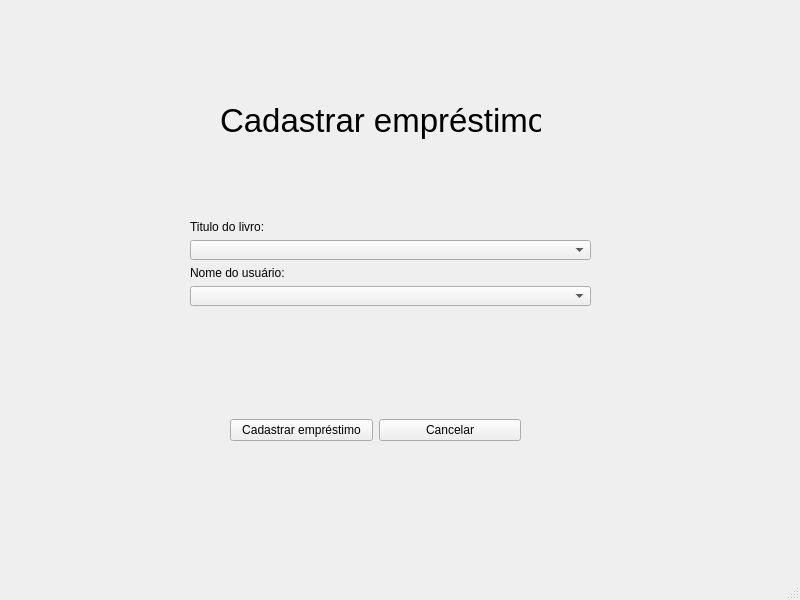
Old version of the form views/emprestimo.ui in the repository Hawstyyy/biblioteca-poo.
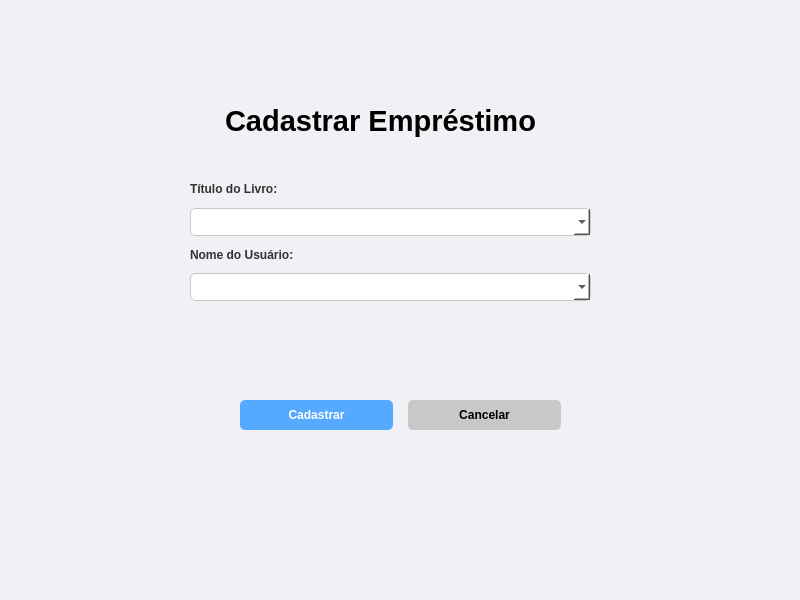
New version of the form.

The edit to the form file:
```diff
--- a/views/emprestimo.ui
+++ b/views/emprestimo.ui
@@ -11,60 +11,112 @@
    </rect>
   </property>
   <property name="windowTitle">
-   <string>MainWindow</string>
+   <string>Cadastro de Empréstimo</string>
+  </property>
+  <property name="styleSheet">
+   <string notr="true">background-color: rgb(240, 240, 245);</string>
   </property>
   <widget class="QWidget" name="centralwidget">
+   <widget class="QLabel" name="tituloLabel">
+    <property name="geometry">
+     <rect>
+      <x>220</x>
+      <y>100</y>
+      <width>321</width>
+      <height>41</height>
+     </rect>
+    </property>
+    <property name="font">
+     <font>
+      <pointsize>22</pointsize>
+      <weight>75</weight>
+      <bold>true</bold>
+     </font>
+    </property>
+    <property name="text">
+     <string>Cadastrar Empréstimo</string>
+    </property>
+    <property name="alignment">
+     <set>Qt::AlignCenter</set>
+    </property>
+   </widget>
    <widget class="QWidget" name="verticalLayoutWidget">
     <property name="geometry">
      <rect>
       <x>190</x>
-      <y>220</y>
+      <y>180</y>
       <width>401</width>
-      <height>86</height>
+      <height>121</height>
      </rect>
     </property>
     <layout class="QVBoxLayout" name="verticalLayout">
+     <property name="spacing">
+      <number>10</number>
+     </property>
      <item>
-      <widget class="QLabel" name="label">
+      <widget class="QLabel" name="labelLivro">
+       <property name="styleSheet">
+        <string>font: bold 12px; color: rgb(50, 50, 50);</string>
+       </property>
        <property name="text">
-        <string>Titulo do livro:</string>
+        <string>Título do Livro:</string>
        </property>
       </widget>
      </item>
      <item>
-      <widget class="QComboBox" name="comboBox"/>
+      <widget class="QComboBox" name="comboBox">
+       <property name="styleSheet">
+        <string>background-color: white; border: 1px solid rgb(200, 200, 200); border-radius: 5px; padding: 5px;</string>
+       </property>
+      </widget>
      </item>
      <item>
-      <widget class="QLabel" name="label_2">
+      <widget class="QLabel" name="labelUsuario">
+       <property name="styleSheet">
+        <string>font: bold 12px; color: rgb(50, 50, 50);</string>
+       </property>
        <property name="text">
-        <string>Nome do usuário:</string>
+        <string>Nome do Usuário:</string>
        </property>
       </widget>
      </item>
      <item>
-      <widget class="QComboBox" name="comboBox_2"/>
+      <widget class="QComboBox" name="comboBox_2">
+       <property name="styleSheet">
+        <string>background-color: white; border: 1px solid rgb(200, 200, 200); border-radius: 5px; padding: 5px;</string>
+       </property>
+      </widget>
      </item>
     </layout>
    </widget>
    <widget class="QWidget" name="horizontalLayoutWidget">
     <property name="geometry">
      <rect>
-      <x>230</x>
+      <x>240</x>
       <y>390</y>
-      <width>291</width>
-      <height>80</height>
+      <width>321</width>
+      <height>50</height>
      </rect>
     </property>
     <layout class="QHBoxLayout" name="horizontalLayout">
+     <property name="spacing">
+      <number>15</number>
+     </property>
      <item>
       <widget class="QPushButton" name="cadastroEmprestimo">
+       <property name="styleSheet">
+        <string>background-color: rgb(85, 170, 255); color: white; border-radius: 5px; padding: 8px; font: bold 12px;</string>
+       </property>
        <property name="text">
-        <string>Cadastrar empréstimo</string>
+        <string>Cadastrar</string>
        </property>
       </widget>
      </item>
      <item>
       <widget class="QPushButton" name="cancelar">
+       <property name="styleSheet">
+        <string>background-color: rgb(200, 200, 200); color: black; border-radius: 5px; padding: 8px; font: bold 12px;</string>
+       </property>
        <property name="text">
         <string>Cancelar</string>
        </property>
@@ -72,24 +124,6 @@
      </item>
     </layout>
    </widget>
-   <widget class="QLabel" name="label_3">
-    <property name="geometry">
-     <rect>
-      <x>220</x>
-      <y>100</y>
-      <width>321</width>
-      <height>41</height>
-     </rect>
-    </property>
-    <property name="font">
-     <font>
-      <pointsize>25</pointsize>
-     </font>
-    </property>
-    <property name="text">
-     <string>Cadastrar empréstimo</string>
-    </property>
-   </widget>
   </widget>
   <widget class="QMenuBar" name="menubar">
    <property name="geometry">
```
